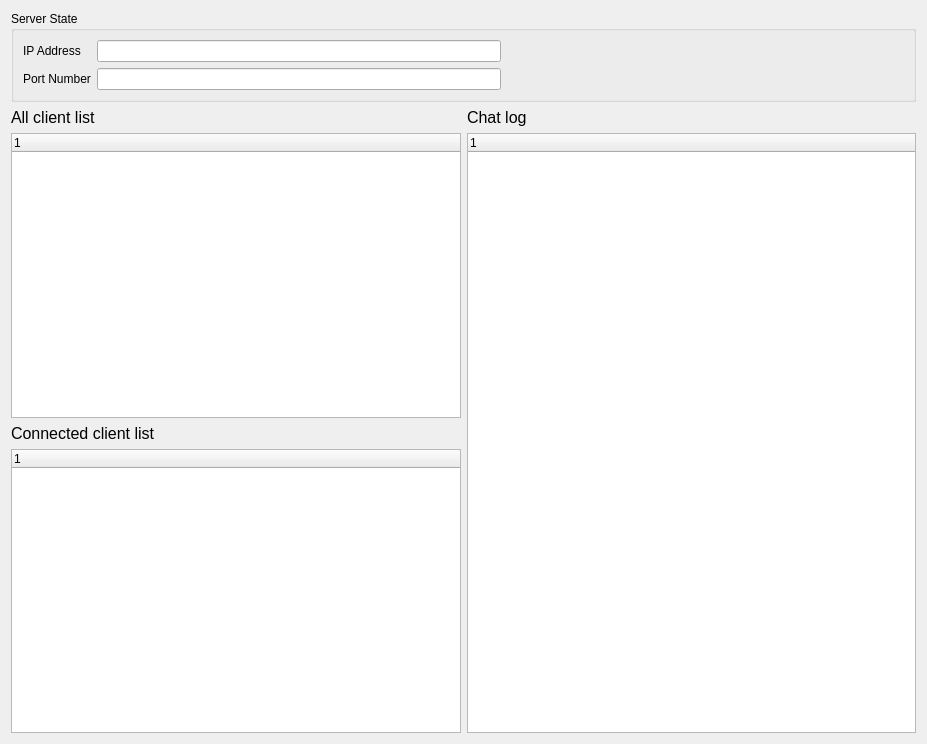
Above: CSApp/chatmanagerform.ui from Jeong77777/Project_ClientChatManagementProgram_Qt before the change. Below: the same form after it.
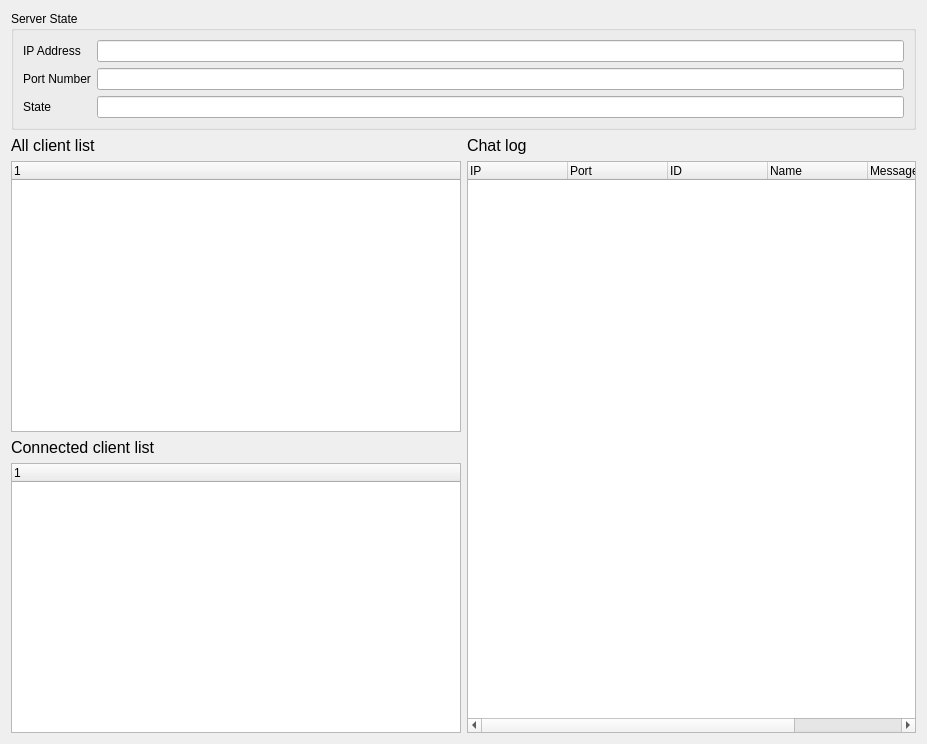
That is the form after the change.

The edit to the form file:
```diff
--- a/CSApp/chatmanagerform.ui
+++ b/CSApp/chatmanagerform.ui
@@ -15,7 +15,7 @@
   </property>
   <layout class="QVBoxLayout" name="verticalLayout_7">
    <item>
-    <layout class="QVBoxLayout" name="verticalLayout_6">
+    <layout class="QVBoxLayout" name="verticalLayout">
      <item>
       <widget class="QGroupBox" name="groupBox">
        <property name="title">
@@ -31,39 +31,6 @@
             </property>
            </widget>
           </item>
-          <item row="0" column="1" rowspan="2">
-           <widget class="QLineEdit" name="lineEdit">
-            <property name="enabled">
-             <bool>true</bool>
-            </property>
-           </widget>
-          </item>
-          <item row="0" column="2">
-           <spacer name="horizontalSpacer">
-            <property name="orientation">
-             <enum>Qt::Horizontal</enum>
-            </property>
-            <property name="sizeHint" stdset="0">
-             <size>
-              <width>40</width>
-              <height>20</height>
-             </size>
-            </property>
-           </spacer>
-          </item>
-          <item row="1" column="2" rowspan="2">
-           <spacer name="horizontalSpacer_2">
-            <property name="orientation">
-             <enum>Qt::Horizontal</enum>
-            </property>
-            <property name="sizeHint" stdset="0">
-             <size>
-              <width>40</width>
-              <height>20</height>
-             </size>
-            </property>
-           </spacer>
-          </item>
           <item row="2" column="0">
            <widget class="QLabel" name="label_2">
             <property name="text">
@@ -71,8 +38,36 @@
             </property>
            </widget>
           </item>
+          <item row="0" column="1" rowspan="2">
+           <widget class="QLineEdit" name="ipLineEdit">
+            <property name="enabled">
+             <bool>true</bool>
+            </property>
+            <property name="readOnly">
+             <bool>true</bool>
+            </property>
+           </widget>
+          </item>
+          <item row="3" column="0">
+           <widget class="QLabel" name="stateLabel">
+            <property name="text">
+             <string>State</string>
+            </property>
+           </widget>
+          </item>
           <item row="2" column="1">
-           <widget class="QLineEdit" name="lineEdit_2"/>
+           <widget class="QLineEdit" name="portLineEdit">
+            <property name="readOnly">
+             <bool>true</bool>
+            </property>
+           </widget>
+          </item>
+          <item row="3" column="1">
+           <widget class="QLineEdit" name="stateLineEdit">
+            <property name="readOnly">
+             <bool>true</bool>
+            </property>
+           </widget>
           </item>
          </layout>
         </item>
@@ -84,9 +79,9 @@
        <item>
         <layout class="QVBoxLayout" name="verticalLayout_5">
          <item>
-          <layout class="QVBoxLayout" name="verticalLayout">
+          <layout class="QVBoxLayout" name="allVerticalLayout">
            <item>
-            <widget class="QLabel" name="ffdsdf">
+            <widget class="QLabel" name="allClientListLabel">
              <property name="font">
               <font>
                <pointsize>12</pointsize>
@@ -153,7 +148,32 @@
           <widget class="QTreeWidget" name="chatLogTreeWidget">
            <column>
             <property name="text">
-             <string notr="true">1</string>
+             <string notr="true">IP</string>
+            </property>
+           </column>
+           <column>
+            <property name="text">
+             <string>Port</string>
+            </property>
+           </column>
+           <column>
+            <property name="text">
+             <string>ID</string>
+            </property>
+           </column>
+           <column>
+            <property name="text">
+             <string>Name</string>
+            </property>
+           </column>
+           <column>
+            <property name="text">
+             <string>Message</string>
+            </property>
+           </column>
+           <column>
+            <property name="text">
+             <string>Time</string>
             </property>
            </column>
           </widget>
```
Left out of the diff: 12 changed lines with no effect on the pictures.
